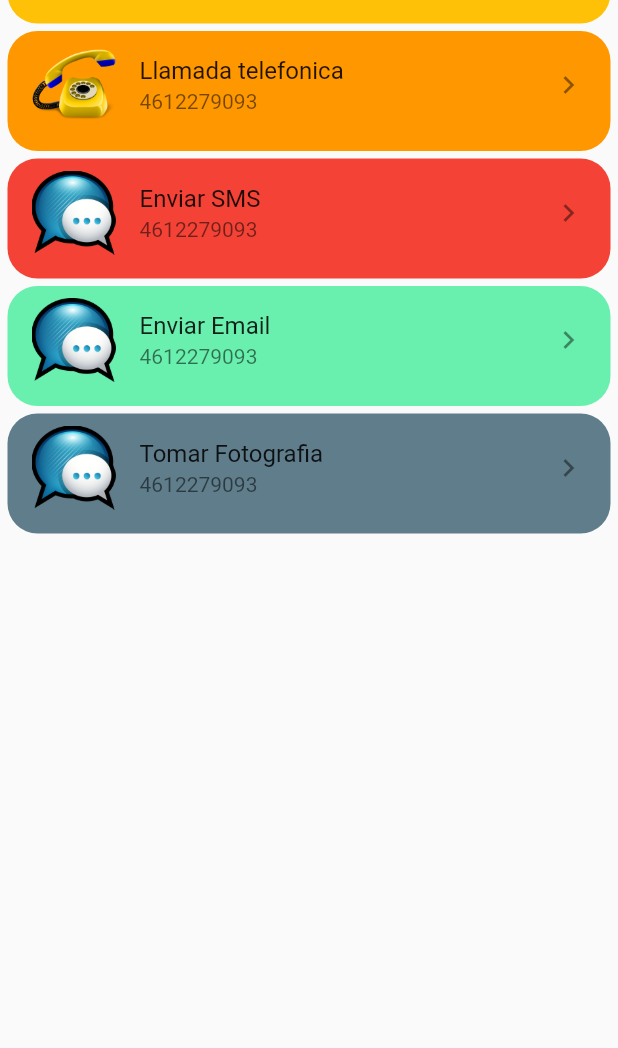
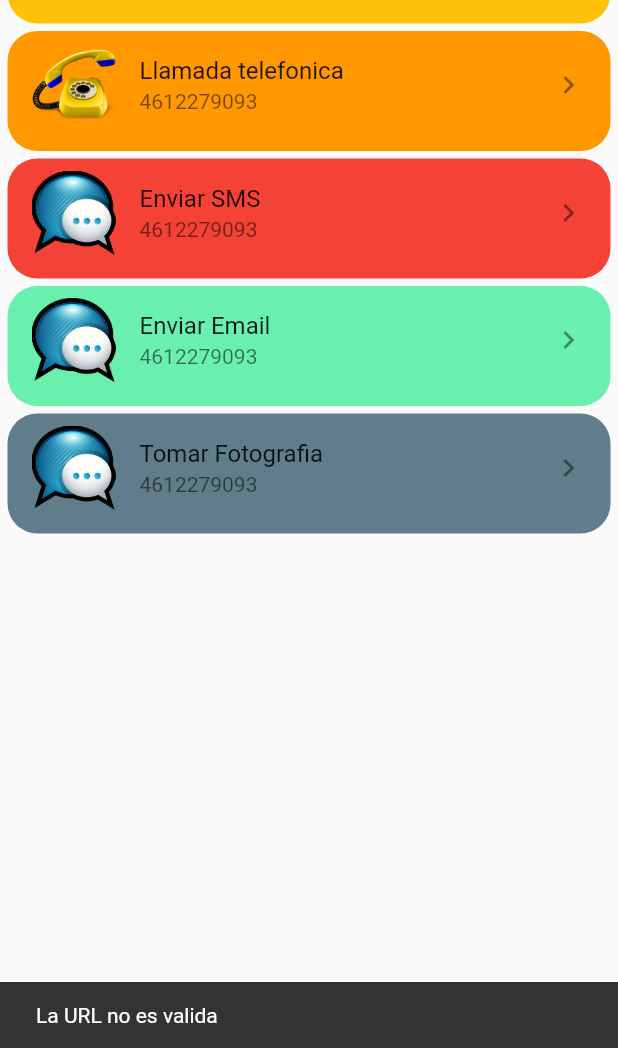
Before and after one commit to isctorres/topicosFlutter2023, a Flutter app: the IntencionesScreen screen opened by its route, after a tap on "https://itcelaya.edu.mx", on a phone screen of 412 x 824 dp, the part 188-1236 px from its top. Run offline on Flutter 3.47's test engine with Material 2 defaults, Android fonts, the phone set to English and light mode, and no system bars; our stand-ins replace another_flutter_splash_screen.

Commit message:
intenciones terminadas

```diff
--- a/lib/screens/intenciones_screen.dart
+++ b/lib/screens/intenciones_screen.dart
@@ -19,8 +19,7 @@ class IntencionesScreen extends StatelessWidget {
             title: "https://itcelaya.edu.mx",
             img: Image.asset('assets/291715_chrome_google_browser_logo_network_icon.png'),
             evento: (){
-              _openWEB();
-              print('entrp');
+              _openWEB(context);
             }),
           const SizedBox(height: 5,),
           cardIntencion(
@@ -28,7 +27,9 @@ class IntencionesScreen extends StatelessWidget {
             subtitle: "4612279093",
             color: Colors.orange,
             img: Image.asset('assets/67154_yellow_phone_icon.png'),
-            evento: (){}
+            evento: (){
+              _callPhone(context);
+            }
             ),
           const SizedBox(height: 5,),
           cardIntencion(
@@ -36,7 +37,9 @@ class IntencionesScreen extends StatelessWidget {
             title: "Enviar SMS",
             subtitle: "4612279093",
             img: Image.asset('assets/1215419_chat_facetime_messages_sms_icon.png'),
-            evento: (){}
+            evento: (){
+              _sendSMS(context);
+            }
           ),
           const SizedBox(height: 5,),
           cardIntencion(
@@ -44,7 +47,9 @@ class IntencionesScreen extends StatelessWidget {
             title: "Enviar Email",
             subtitle: "4612279093",
             img: Image.asset('assets/1215419_chat_facetime_messages_sms_icon.png'),
-            evento: (){}
+            evento: (){
+              _sendEmail(context);
+            }
           ),
           const SizedBox(height: 5,),
           cardIntencion(
@@ -59,11 +64,49 @@ class IntencionesScreen extends StatelessWidget {
     );
   }
 
-  Future<void> _openWEB() async {
+  Future<void> _openWEB(BuildContext context) async {
     Uri url = Uri.parse("https://itcelaya.edu.mx");
     if( !await launchUrl(url)  ){
-      print("Exito");
+
+      final snackBar = SnackBar(content: Text('La URL no es valida'));
+      ScaffoldMessenger.of(context).showSnackBar(snackBar);
     }
+  }
+
+  Future<void> _callPhone(BuildContext context) async {
+    Uri url = Uri.parse("tel:4612279093");
+    if( !await launchUrl(url) ){
+
+      final snackBar = SnackBar(content: Text('El número no es valido'));
+      ScaffoldMessenger.of(context).showSnackBar(snackBar);
+    }
+  }
+
+  Future<void> _sendSMS(BuildContext context) async {
+    Uri url = Uri.parse("sms:4612279093?body=hola");
+    if( !await launchUrl(url) ){
+
+      final snackBar = SnackBar(content: Text('El número no es valido'));
+      ScaffoldMessenger.of(context).showSnackBar(snackBar);
+    }
+  }
+
+  Future<void> _sendEmail(BuildContext context) async {
+    final Uri params = Uri(
+      scheme: 'mailto',
+      path: 'isctorress@gmail.com',
+      query: 'subject=Saludos&body=Buen dia :)'
+    );
+
+    if( !await launchUrl(params) ){
+
+      final snackBar = SnackBar(content: Text('No se pudo enviar el EMAIL'));
+      ScaffoldMessenger.of(context).showSnackBar(snackBar);
+    }
+  }
+
+  Future<void> _takePhoto() async{
+
   }
 
   Widget cardIntencion({
```
